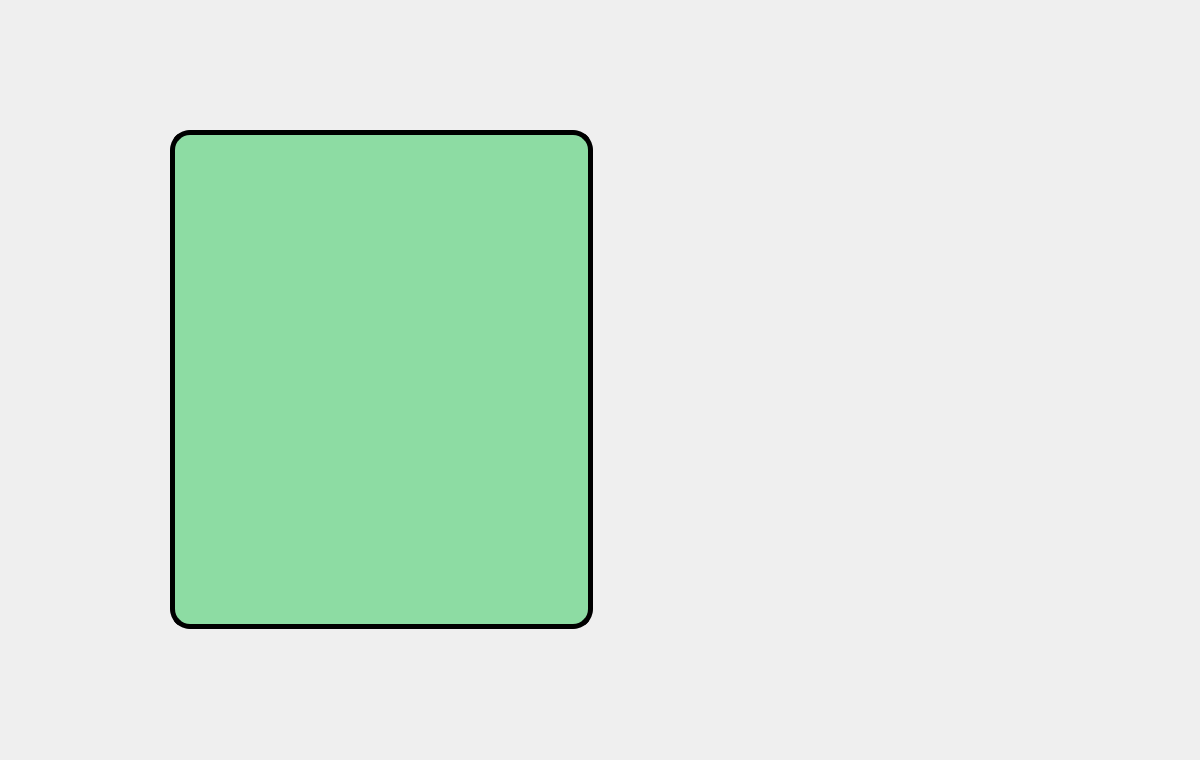
The window that src/client/bagwidget.ui (Connor1996/Pokemon) describes before a commit, drawn with Qt 5.
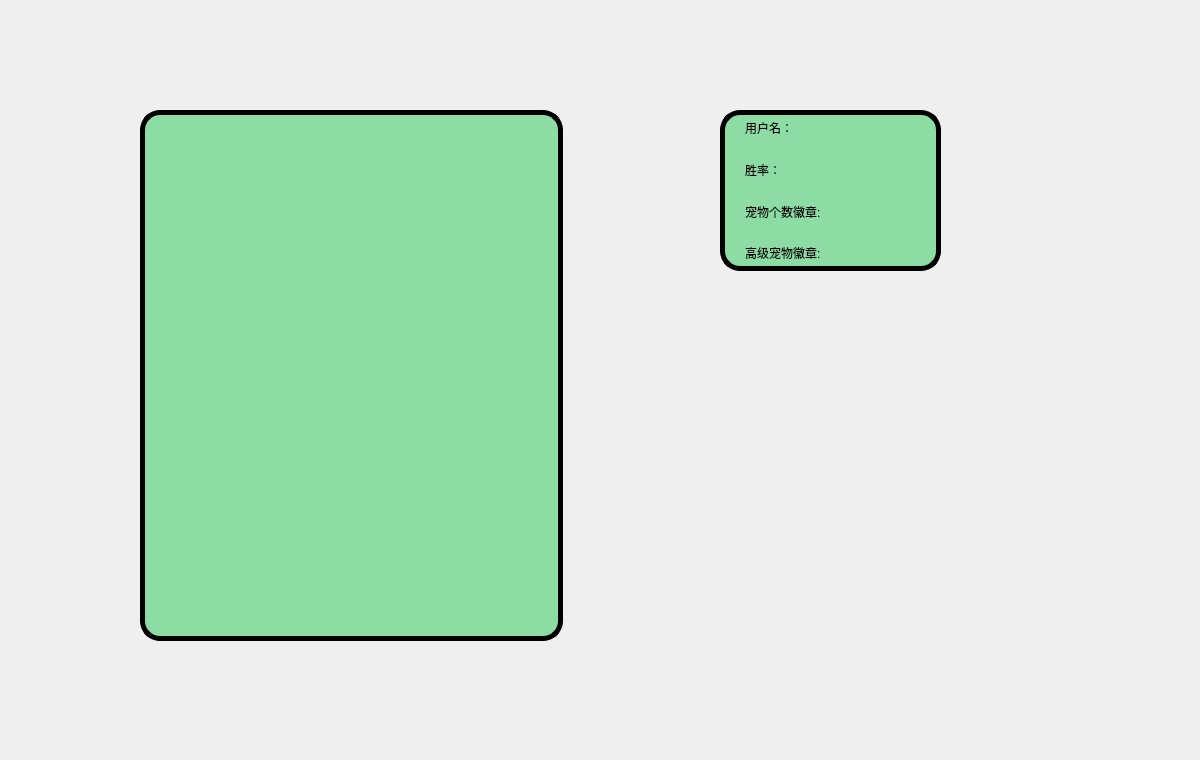
The same window after the commit. Icons and pictures are not drawn.

The edit to the form file:
```diff
--- a/src/client/bagwidget.ui
+++ b/src/client/bagwidget.ui
@@ -38,10 +38,10 @@
   <widget class="QScrollArea" name="bagListArea">
    <property name="geometry">
     <rect>
-     <x>170</x>
-     <y>130</y>
+     <x>140</x>
+     <y>110</y>
      <width>423</width>
-     <height>499</height>
+     <height>531</height>
     </rect>
    </property>
    <property name="styleSheet">
@@ -105,7 +105,7 @@
       <x>0</x>
       <y>0</y>
       <width>403</width>
-      <height>479</height>
+      <height>511</height>
      </rect>
     </property>
     <property name="styleSheet">
@@ -115,6 +115,123 @@
     </property>
    </widget>
   </widget>
+  <widget class="QWidget" name="widget" native="true">
+   <property name="geometry">
+    <rect>
+     <x>720</x>
+     <y>110</y>
+     <width>221</width>
+     <height>161</height>
+    </rect>
+   </property>
+   <property name="styleSheet">
+    <string notr="true">#widget
+{
+background-color: rgb(141, 220, 163);
+border: 5px solid rgb(0,0,0);
+border-radius : 20px;
+}
+</string>
+   </property>
+   <layout class="QHBoxLayout" name="horizontalLayout" stretch="2,15,1">
+    <item>
+     <spacer name="horizontalSpacer">
+      <property name="orientation">
+       <enum>Qt::Horizontal</enum>
+      </property>
+      <property name="sizeHint" stdset="0">
+       <size>
+        <width>40</width>
+        <height>20</height>
+       </size>
+      </property>
+     </spacer>
+    </item>
+    <item>
+     <layout class="QVBoxLayout" name="verticalLayout">
+      <item>
+       <widget class="QLabel" name="usernameLabel">
+        <property name="styleSheet">
+         <string notr="true">
+font: 75 12pt &quot;等线&quot;;</string>
+        </property>
+        <property name="text">
+         <string>用户名：</string>
+        </property>
+       </widget>
+      </item>
+      <item>
+       <widget class="QLabel" name="rateLabel">
+        <property name="styleSheet">
+         <string notr="true">
+font: 75 12pt &quot;等线&quot;;</string>
+        </property>
+        <property name="text">
+         <string>胜率：</string>
+        </property>
+       </widget>
+      </item>
+      <item>
+       <layout class="QHBoxLayout" name="horizontalLayout_2">
+        <item>
+         <widget class="QLabel" name="label_3">
+          <property name="styleSheet">
+           <string notr="true">
+font: 75 12pt &quot;等线&quot;;</string>
+          </property>
+          <property name="text">
+           <string>宠物个数徽章:</string>
+          </property>
+         </widget>
+        </item>
+        <item>
+         <widget class="QLabel" name="sumLabel">
+          <property name="text">
+           <string/>
+          </property>
+         </widget>
+        </item>
+       </layout>
+      </item>
+      <item>
+       <layout class="QHBoxLayout" name="horizontalLayout_3">
+        <item>
+         <widget class="QLabel" name="label_4">
+          <property name="styleSheet">
+           <string notr="true">
+font: 75 12pt &quot;等线&quot;;</string>
+          </property>
+          <property name="text">
+           <string>高级宠物徽章:</string>
+          </property>
+         </widget>
+        </item>
+        <item>
+         <widget class="QLabel" name="adsumLabel">
+          <property name="text">
+           <string/>
+          </property>
+         </widget>
+        </item>
+       </layout>
+      </item>
+     </layout>
+    </item>
+    <item>
+     <spacer name="horizontalSpacer_2">
+      <property name="orientation">
+       <enum>Qt::Horizontal</enum>
+      </property>
+      <property name="sizeHint" stdset="0">
+       <size>
+        <width>40</width>
+        <height>20</height>
+       </size>
+      </property>
+     </spacer>
+    </item>
+   </layout>
+  </widget>
  </widget>
  <resources/>
  <connections/>
```
